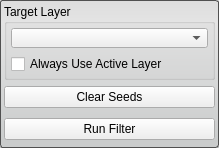
This is src/Interface/ToolInterface/NeighborhoodConnectedFilterInterface.ui in SCIInstitute/Seg3D as Qt 5 draws it before an edit. The edited form follows.
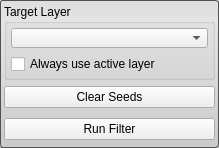
This is the edited form. Custom widgets are drawn as their Qt base class.

Commit message: fixed Threshold Tool: Move "Create Threshold Layer" button to b... fixed Tools/Filters: Inconsistent capitalization for groupboxes fixed Tools/Filters: Inconsistent capitalization for checkboxes

```diff
--- a/src/Interface/ToolInterface/NeighborhoodConnectedFilterInterface.ui
+++ b/src/Interface/ToolInterface/NeighborhoodConnectedFilterInterface.ui
@@ -79,7 +79,7 @@
          <item>
           <widget class="QCheckBox" name="use_active_layer_">
            <property name="text">
-            <string>Always Use Active Layer</string>
+            <string>Always use active layer</string>
            </property>
           </widget>
          </item>
```
The commit also changes 52 other files.
